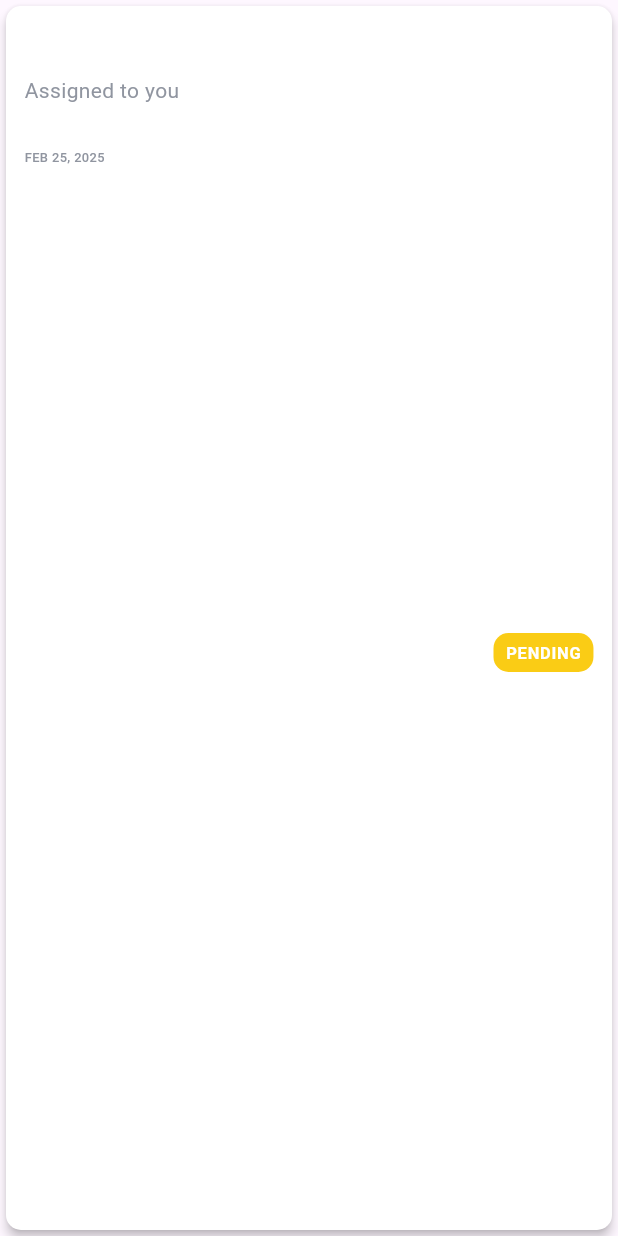
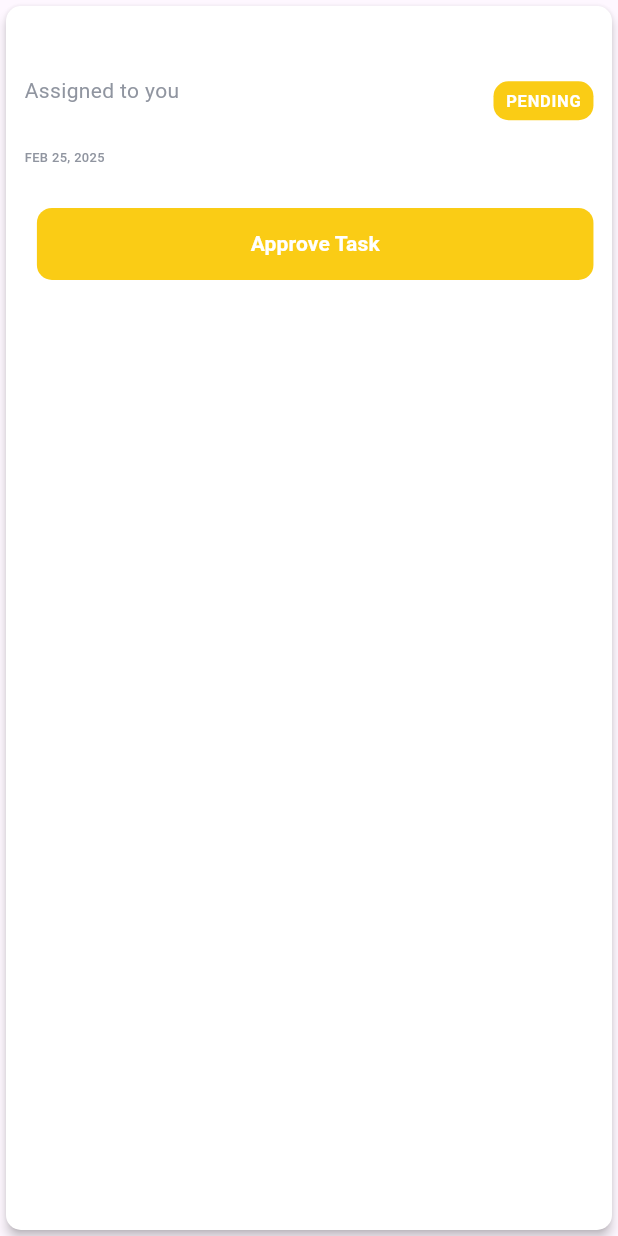
Before and after one commit to MohmdAshraf22/Agaoglu_User, a Flutter app: the TaskCard widget shown alone on an empty page, opened directly with empty values, on a phone screen of 412 x 824 dp. Run offline on Flutter 3.47's test engine with Material 3 defaults, Android fonts, the phone set to English and light mode, and no system bars; our stand-ins replace bloc, cloud_firestore, equatable, firebase_core, flutter_bloc, shared_preferences and 2 more; accounts and stored records are empty.

Commit message:
finish work

```diff
--- a/lib/core/utils/constance_manger.dart
+++ b/lib/core/utils/constance_manger.dart
@@ -1,7 +1,7 @@
 import 'package:intl/intl.dart';
 
 class ConstanceManger {
-  static String? token;
+  static String? token = "AJeRlOMZpzdUUTwFqztx88IQ9hb2";
   static String formatDateTime(DateTime dateTime) {
     String month = DateFormat('MMM').format(dateTime).toUpperCase();
     return "$month ${dateTime.day}, ${dateTime.year}";
--- a/lib/core/widgets/widgets.dart
+++ b/lib/core/widgets/widgets.dart
@@ -78,14 +78,14 @@ Color getStatusColor(TaskStatus status) {
 String getTaskStatusLanguage(TaskStatus status, BuildContext context) {
   switch (status) {
     case TaskStatus.pending:
-      return S.of(context).pending;
+      return S.of(context).approveTask;
     case TaskStatus.approved:
-      return S.of(context).approved;
+      return S.of(context).startTask;
     case TaskStatus.inProgress:
-      return S.of(context).in_progress;
+      return S.of(context).completeTask;
     case TaskStatus.cancelled:
-      return S.of(context).cancelled;
+      return S.of(context).cancelTask;
     case TaskStatus.completed:
-      return S.of(context).completed;
+      return S.of(context).completeTask;
   }
 }
--- a/lib/l10n/intl_en.arb
+++ b/lib/l10n/intl_en.arb
@@ -8,5 +8,9 @@
   "taskList": "Task List",
   "notAssigned": "Not Assigned",
   "assignedToYou": "Assigned to you",
-  "cancelled": "Cancelled"
+  "cancelled": "Cancelled",
+  "startTask": "Start Task",
+  "approveTask": "Approve Task",
+  "completeTask": "Complete Task",
+  "cancelTask": "Cancel Task"
 }
--- a/lib/modules/task/data/model/task.dart
+++ b/lib/modules/task/data/model/task.dart
@@ -15,6 +15,7 @@ class TaskModel extends Equatable {
   final String title;
   final String? workerName;
   final String? workerPhoto;
+  final String? workerId;
   final String? voiceUrl;
   final List<String> imagesUrl;
   final String? site;
@@ -29,6 +30,7 @@ class TaskModel extends Equatable {
     required this.description,
     required this.status,
     this.voiceUrl,
+    this.workerId,
     required this.imagesUrl,
     this.workerName,
     this.block,
@@ -46,6 +48,7 @@ class TaskModel extends Equatable {
       title: data['title'],
       workerPhoto: data['workerPhoto'],
       voiceUrl: data['voiceUrl'],
+      workerId: data['workerId'],
       imagesUrl: List<String>.from(data['imagesUrl']),
       site: data['site'],
       block: data['block'],
--- a/lib/modules/task/presentation/cubit/task_cubit.dart
+++ b/lib/modules/task/presentation/cubit/task_cubit.dart
@@ -2,8 +2,7 @@ import 'package:bloc/bloc.dart';
 import 'package:equatable/equatable.dart';
 import 'package:flutter/foundation.dart';
 import 'package:tasks/core/utils/api_handler.dart';
-
-// import 'package:tasks/modules/task/data/data_source/remote_data_source.dart';
+import 'package:tasks/core/utils/constance_manger.dart';
 import 'package:tasks/modules/task/data/model/task.dart';
 import 'package:tasks/modules/task/data/repository/task_repo.dart';
 
@@ -13,16 +12,34 @@ class TaskCubit extends Cubit<TaskState> {
   TaskCubit() : super(TaskInitial());
   final TaskRepository _taskRepository = TaskRepository(); // Change
 
+  List<TaskModel> _tasks = [];
+
   void getTasks() {
     emit(TaskLoading());
     _taskRepository.getTasks().listen(
       (tasks) {
-        emit(TaskLoaded(tasks: tasks));
+        _tasks = tasks;
+        emit(TaskLoaded());
       },
       onError: (error) {
         emit(TaskError(errorMessage: 'Failed to load tasks: $error'));
       },
     );
+  }
+
+  void filterTasksByStatus(bool isSelectApprovedTasks) {
+    List<TaskModel> pendingTasks = _tasks
+        .where((task) =>
+            task.status == TaskStatus.pending &&
+            task.workerId == ConstanceManger.token)
+        .toList();
+    List<TaskModel> approvedTasks = _tasks
+        .where((task) =>
+            task.status != TaskStatus.pending &&
+            task.workerId == ConstanceManger.token)
+        .toList();
+    emit(FilterTasksState(
+        tasks: isSelectApprovedTasks ? approvedTasks : pendingTasks));
   }
 
   Future<void> acceptTask(String taskId) async {
@@ -59,4 +76,10 @@ class TaskCubit extends Cubit<TaskState> {
       debugPrint('Failed to $action task: ${result.errorMessage}');
     }
   }
+
+  void selectApprovedTasks(bool isSelectApprovedTasks) {
+    bool isSelectApprovedTasks0 = isSelectApprovedTasks;
+    emit(SelectApprovedTasksState(
+        isSelectApprovedTasks: isSelectApprovedTasks0));
+  }
 }
--- a/lib/modules/task/presentation/cubit/task_state.dart
+++ b/lib/modules/task/presentation/cubit/task_state.dart
@@ -12,17 +12,15 @@ final class TaskInitial extends TaskState {}
 final class TaskLoading extends TaskState {}
 
 final class TaskLoaded extends TaskState {
-  final List<TaskModel> tasks;
-
-  const TaskLoaded({required this.tasks});
   @override
-  List<Object> get props => [tasks];
+  List<Object> get props => [];
 }
 
 final class TaskError extends TaskState {
   final String errorMessage;
 
   const TaskError({required this.errorMessage});
+
   @override
   List<Object> get props => [errorMessage];
 }
@@ -35,6 +33,27 @@ final class TaskOperationError extends TaskState {
   final String errorMessage;
 
   const TaskOperationError({required this.errorMessage});
+
   @override
   List<Object> get props => [errorMessage];
 }
+
+final class SelectApprovedTasksState extends TaskState {
+  final bool isSelectApprovedTasks;
+
+  const SelectApprovedTasksState({required this.isSelectApprovedTasks});
+
+  @override
+  List<Object> get props => [isSelectApprovedTasks];
+}
+
+final class FilterTasksState extends TaskState {
+  final List<TaskModel> tasks;
+
+  const FilterTasksState({required this.tasks});
+
+  @override
+  List<Object> get props => [
+        tasks,
+      ];
+}
--- a/lib/modules/task/presentation/screen/tasks_screen.dart
+++ b/lib/modules/task/presentation/screen/tasks_screen.dart
@@ -1,13 +1,14 @@
 import 'package:flutter/material.dart';
 import 'package:flutter_bloc/flutter_bloc.dart';
 import 'package:sizer/sizer.dart';
+import 'package:skeletonizer/skeletonizer.dart';
 import 'package:tasks/core/utils/color_manager.dart';
-import 'package:tasks/core/utils/constance_manger.dart';
 import 'package:tasks/core/utils/text_styles_manager.dart';
 import 'package:tasks/core/widgets/widgets.dart';
 import 'package:tasks/generated/l10n.dart';
 import 'package:tasks/modules/task/data/model/task.dart';
 import 'package:tasks/modules/task/presentation/cubit/task_cubit.dart';
+import 'package:tasks/modules/task/presentation/widgets/custom_task_card.dart';
 
 class TaskListScreen extends StatefulWidget {
   const TaskListScreen({super.key});
@@ -17,172 +18,146 @@ class TaskListScreen extends StatefulWidget {
 }
 
 class _TaskListScreenState extends State<TaskListScreen> {
-  late List<TaskModel> tasks = [];
-  late TaskCubit taskCubit = context.read<TaskCubit>();
+  late List<TaskModel> _filteredTasks = [];
+  late TaskCubit _taskCubit;
+  bool _isApprovedTasksSelected = false;
 
   @override
   void initState() {
-    taskCubit.getTasks();
     super.initState();
+    _taskCubit = context.read<TaskCubit>();
+    _taskCubit.getTasks();
   }
 
   @override
   Widget build(BuildContext context) {
     return Scaffold(
       backgroundColor: ColorManager.greyLight,
-      appBar: AppBar(
+      appBar: _buildAppBar(context),
+      body: _buildBody(),
+    );
+  }
+
+  AppBar _buildAppBar(BuildContext context) {
+    return AppBar(
       backgroundColor: ColorManager.greyLight,
       title: Text(S.of(context).taskList, style: TextStylesManager.authTitle),
       actions: [
         IconButton(onPressed: () {}, icon: const Icon(Icons.account_circle))
       ],
       elevation: 4,
-      ),
-      body: Column(
+    );
+  }
+
+  Widget _buildBody() {
+    return Column(
       children: [
-          Padding(
-            padding: const EdgeInsets.all(12.0),
+        _buildTaskFilterButtons(),
+        Expanded(child: _buildTaskList()),
+      ],
+    );
+  }
+
+  Widget _buildTaskFilterButtons() {
+    return Padding(
+      padding: EdgeInsets.symmetric(horizontal: 3.w, vertical: 2.h),
       child: Container(
-              padding: EdgeInsetsDirectional.symmetric(
-                horizontal: 1.w,
-                vertical: .5.h,
-              ),
+        padding:
+            EdgeInsetsDirectional.symmetric(horizontal: 1.w, vertical: 0.5.h),
         decoration: BoxDecoration(
           color: ColorManager.grey.withAlpha(59),
           borderRadius: BorderRadius.circular(10),
         ),
-              child: Row(
+        child: BlocBuilder<TaskCubit, TaskState>(
+          builder: (context, state) {
+            if (state is SelectApprovedTasksState) {
+              _isApprovedTasksSelected = state.isSelectApprovedTasks;
+              _taskCubit.filterTasksByStatus(_isApprovedTasksSelected);
+            }
+            return Row(
               children: [
-                  Expanded(
-                    child: DefaultButton(
-                      onPressed: () {},
+                _buildFilterButton(
                   text: S.of(context).pendingTasks,
-                      color: ColorManager.transparent,
+                  isSelected: !_isApprovedTasksSelected,
+                  onPressed: () => _taskCubit.selectApprovedTasks(false),
                 ),
-                  ),
-                  SizedBox(
-                    width: 1.w,
-                  ),
-                  Expanded(
-                    child: DefaultButton(
-                      onPressed: () {},
-                      textColor: ColorManager.grey,
-                      icon: Padding(
-                        padding: EdgeInsetsDirectional.only(
-                          end: 2.w,
-                        ),
-                        child: Icon(
-                          Icons.circle_rounded,
-                          color: ColorManager.orange,
-                          size: 13.sp,
-                        ),
-                      ),
+                SizedBox(width: 1.w),
+                _buildFilterButton(
                   text: S.of(context).approvedTasks,
-                      color: ColorManager.white,
-                    ),
+                  isSelected: _isApprovedTasksSelected,
+                  onPressed: () => _taskCubit.selectApprovedTasks(true),
                 ),
               ],
-              ),
-            ),
-          ),
-          Expanded(
-            child: BlocBuilder<TaskCubit, TaskState>(
-              builder: (context, state) {
-                if (state is TaskLoaded) {
-                  tasks = state.tasks;
-                }
-                return ListView.builder(
-                  padding: const EdgeInsets.all(12),
-                  itemCount: tasks.length,
-                  itemBuilder: (context, index) {
-                    return TaskCard(task: tasks[index]);
-                  },
             );
           },
         ),
       ),
-        ],
-      ),
     );
   }
-}
 
-class TaskCard extends StatelessWidget {
-  final TaskModel task;
-
-  final VoidCallback? onAccept;
-  final VoidCallback? onCancel;
-  final VoidCallback? onDone;
-
-  const TaskCard({
-    super.key,
-    required this.task,
-    this.onAccept,
-    this.onCancel,
-    this.onDone,
-  });
-
-  @override
-  Widget build(BuildContext context) {
-    return Card(
-      elevation: 3,
-      color: ColorManager.white,
-      shape: RoundedRectangleBorder(borderRadius: BorderRadius.circular(10)),
-      child: ListTile(
-        contentPadding: EdgeInsetsDirectional.symmetric(
-          horizontal: 3.w,
-          vertical: 1.h,
+  Widget _buildFilterButton({
+    required String text,
+    required bool isSelected,
+    required VoidCallback onPressed,
+  }) {
+    return Expanded(
+      child: DefaultButton(
+        onPressed: onPressed,
+        text: text,
+        icon: Padding(
+          padding: EdgeInsetsDirectional.only(end: 2.w),
+          child: isSelected
+              ? Icon(Icons.circle_rounded,
+                  color: ColorManager.orange, size: 13.sp)
+              : null,
         ),
-        title: Text(task.title, style: TextStylesManager.cardTitle),
-        subtitle: Column(
-          crossAxisAlignment: CrossAxisAlignment.stretch,
-          children: [
-            Text(S.of(context).assignedToYou,
-                style: const TextStyle(color: ColorManager.grey)),
-            Text(task.description, style: TextStylesManager.cardText),
-            if (task.block != null && task.block!.isNotEmpty)
-              Text(task.block!, style: TextStylesManager.cardText),
-            if (task.site != null && task.site!.isNotEmpty)
-              Text(task.site!, style: TextStylesManager.cardText),
-            if (task.flat != null && task.flat!.isNotEmpty)
-              Text(task.flat!, style: TextStylesManager.cardText),
-            Text(ConstanceManger.formatDateTime(task.createdAt),
-                style: TextStylesManager.caption),
-          ]
-              .expand(
-                (element) => [element, SizedBox(height: .4.h)],
-              )
-              .toList(),
-        ),
-        trailing: Container(
-          padding: EdgeInsets.symmetric(horizontal: 2.w, vertical: .6.h),
-          decoration: BoxDecoration(
-            color: _getStatusColor(task.status),
-            borderRadius: BorderRadius.circular(10),
-          ),
-          child: Text(
-            task.status.name.toUpperCase(),
-            style: TextStyle(
-                color: ColorManager.white, fontWeight: FontWeight.bold),
-          ),
-        ),
-        onTap: onAccept,
+        textColor: isSelected ? ColorManager.black : ColorManager.grey,
+        color: isSelected ? ColorManager.white : ColorManager.transparent,
       ),
     );
   }
 
-  Color _getStatusColor(TaskStatus status) {
+  Widget _buildTaskList() {
+    return BlocBuilder<TaskCubit, TaskState>(
+      builder: (context, state) {
+        if (state is TaskLoaded) {
+          _taskCubit.filterTasksByStatus(_isApprovedTasksSelected);
+        } else if (state is FilterTasksState) {
+          _filteredTasks = state.tasks;
+        }
+        return Skeletonizer(
+          enabled: state is TaskLoading,
+          child: ListView.builder(
+            padding: const EdgeInsets.all(12),
+            itemCount: _filteredTasks.length,
+            itemBuilder: (context, index) {
+              final TaskModel task = _filteredTasks[index];
+              return TaskCard(
+                task: task,
+                onApprove: _getTaskAction(task.status, task.id),
+                onCancel: _isApprovedTasksSelected
+                    ? () => _taskCubit.cancelTask(task.id)
+                    : null,
+                onComplete: _getTaskAction(task.status, task.id),
+                inProgress: _getTaskAction(task.status, task.id),
+              );
+            },
+          ),
+        );
+      },
+    );
+  }
+
+  VoidCallback? _getTaskAction(TaskStatus status, String id) {
     switch (status) {
       case TaskStatus.pending:
-        return ColorManager.yellow;
+        return () => _taskCubit.acceptTask(id);
+      case TaskStatus.inProgress:
+        return () => _taskCubit.completeTask(id);
       case TaskStatus.approved:
-        return ColorManager.green;
-      case TaskStatus.inProgress:
-        return ColorManager.blue;
-      case TaskStatus.cancelled:
-        return ColorManager.red;
-      case TaskStatus.completed:
-        return ColorManager.grey;
+        return () => _taskCubit.startTask(id);
+      default:
+        return null;
     }
   }
 }
--- a/lib/modules/task/presentation/widgets/custom_task_card.dart
+++ b/lib/modules/task/presentation/widgets/custom_task_card.dart
@@ -1,70 +1,136 @@
 import 'package:flutter/material.dart';
+import 'package:sizer/sizer.dart';
 import 'package:tasks/core/utils/color_manager.dart';
+import 'package:tasks/core/utils/text_styles_manager.dart';
 import 'package:tasks/core/widgets/widgets.dart';
+import 'package:tasks/generated/l10n.dart';
 import 'package:tasks/modules/task/data/model/task.dart';
+import '../../../../core/utils/constance_manger.dart';
 
-class CustomTaskCard extends StatelessWidget {
+class TaskCard extends StatelessWidget {
   final TaskModel task;
-  final VoidCallback? onAccept;
   final VoidCallback? onCancel;
-  final VoidCallback? onDone;
+  final VoidCallback? onComplete;
+  final VoidCallback? inProgress;
+  final VoidCallback? onApprove; // Added onApprove callback
 
-  const CustomTaskCard({
+  const TaskCard({
     super.key,
     required this.task,
-    this.onAccept,
     this.onCancel,
-    this.onDone,
+    this.inProgress,
+    this.onComplete,
+    this.onApprove, // Added onApprove to constructor
   });
 
   @override
   Widget build(BuildContext context) {
     return Card(
-      margin: const EdgeInsets.symmetric(horizontal: 16, vertical: 8),
-      elevation: 2,
-      child: Padding(
-        padding: const EdgeInsets.all(16),
+      elevation: 3,
+      color: ColorManager.white,
+      shape: RoundedRectangleBorder(borderRadius: BorderRadius.circular(10)),
       child: Column(
-          crossAxisAlignment: CrossAxisAlignment.start,
+        // Changed ListTile to Column for button placement
+        crossAxisAlignment: CrossAxisAlignment.stretch,
         children: [
-            Text(
-              task.description,
-              style: const TextStyle(
-                fontSize: 18,
-                fontWeight: FontWeight.bold,
+          ListTile(
+            contentPadding: EdgeInsetsDirectional.symmetric(
+              horizontal: 3.w,
+              vertical: 1.h,
+            ),
+            title: Text(task.title, style: TextStylesManager.cardTitle),
+            subtitle: Column(
+              crossAxisAlignment: CrossAxisAlignment.stretch,
+              children: [
+                Text(S.of(context).assignedToYou,
+                    style: const TextStyle(color: ColorManager.grey)),
+                Text(task.description, style: TextStylesManager.cardText),
+                if (task.block != null && task.block!.isNotEmpty)
+                  Text(task.block!, style: TextStylesManager.cardText),
+                if (task.site != null && task.site!.isNotEmpty)
+                  Text(task.site!, style: TextStylesManager.cardText),
+                if (task.flat != null && task.flat!.isNotEmpty)
+                  Text(task.flat!, style: TextStylesManager.cardText),
+                Text(ConstanceManger.formatDateTime(task.createdAt),
+                    style: TextStylesManager.caption),
+              ]
+                  .expand(
+                    (element) => [element, SizedBox(height: .4.h)],
+                  )
+                  .toList(),
+            ),
+            trailing: Container(
+              padding: EdgeInsets.symmetric(horizontal: 2.w, vertical: .6.h),
+              decoration: BoxDecoration(
+                color: getStatusColor(task.status),
+                borderRadius: BorderRadius.circular(10),
+              ),
+              child: Text(
+                task.status.name.toUpperCase(),
+                style: TextStyle(
+                    color: ColorManager.white, fontWeight: FontWeight.bold),
               ),
             ),
-            const SizedBox(height: 8),
-            Text(
-              'Status: ${task.status.name}',
-              style: TextStyle(
-                color: getStatusColor(task.status),
+          ),
+          if (task.status != TaskStatus.completed)
+            Padding(
+              padding: EdgeInsetsDirectional.symmetric(
+                horizontal: 3.w,
+                vertical: 1.h,
+              ),
+              child: Row(
+                children: [
+                  if (task.status == TaskStatus.approved ||
+                      task.status == TaskStatus.inProgress)
+                    Expanded(
+                      child: DefaultButton(
+                        textColor: ColorManager.white,
+                        color: ColorManager.red,
+                        text: S.of(context).cancelTask,
+                        onPressed: onCancel,
                       ),
                     ),
-            const SizedBox(height: 16),
-            Row(
-              mainAxisAlignment: MainAxisAlignment.end,
+                  Expanded(
+                    child: Row(
                       children: [
-                if (onAccept != null)
-                  IconButton(
-                    icon: const Icon(Icons.play_arrow),
-                    onPressed: onAccept,
+                        SizedBox(width: 2.w),
+                        Expanded(
+                          child: DefaultButton(
+                            textColor: ColorManager.white,
+                            text: getTaskStatusLanguage(task.status, context),
+                            color: getStatusColor(task.status),
+                            onPressed: _handleTaskStatus(task.status),
                           ),
-                if (onCancel != null)
-                  IconButton(
-                    icon: const Icon(Icons.cancel),
-                    onPressed: onCancel,
-                  ),
-                if (onDone != null)
-                  IconButton(
-                    icon: const Icon(Icons.check),
-                    onPressed: onDone,
-                  ),
-              ],
                         ),
                       ],
                     ),
                   ),
+                ],
+              ),
+            ),
+          if (task.status == TaskStatus.completed)
+            Padding(
+              padding: EdgeInsetsDirectional.symmetric(
+                horizontal: 3.w,
+                vertical: 1.h,
+              ),
+              child: Center(
+                  child: Text("Task Completed",
+                      style: TextStylesManager.cardText)),
+            ),
+        ],
+      ),
     );
   }
+
+  _handleTaskStatus(status) {
+    switch (status) {
+      case TaskStatus.pending:
+        return onApprove;
+      case TaskStatus.approved:
+        return inProgress;
+      case TaskStatus.inProgress:
+        return onComplete;
     }
+  }
+}
```
Also changed, not shown: lib/modules/task/data/data_source/remote_data_source.dart (+14 -1 lines), lib/generated/intl/messages_en.dart, lib/generated/l10n.dart. Lines whose indentation alone changed are shown as unchanged.
